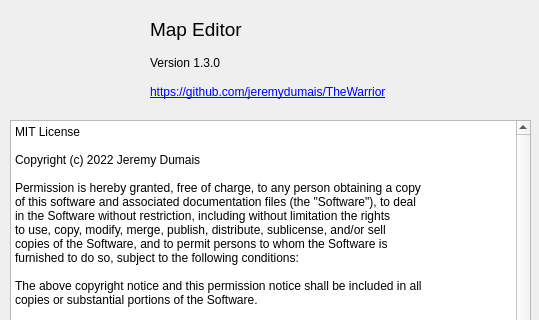
Before: the Qt Designer form mapEditor/src/aboutBoxForm.ui in jeremydumais/TheWarrior, drawn with Qt 5; both pictures show x 0 to 539 and y 0 to 320 of the 539 by 509 pixel window.
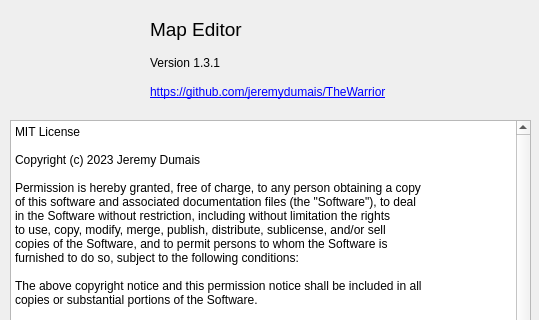
After: the same form once the commit is applied. Icons and pictures are not drawn.

Commit message: Updated the CHANGELOG, the README and the version number of the map editor.

Patch:
```diff
--- a/mapEditor/src/aboutBoxForm.ui
+++ b/mapEditor/src/aboutBoxForm.ui
@@ -61,7 +61,7 @@
     </rect>
    </property>
    <property name="text">
-    <string>Version 1.3.0</string>
+    <string>Version 1.3.1</string>
    </property>
   </widget>
   <widget class="QLabel" name="label_3">
@@ -103,7 +103,7 @@
    <property name="plainText">
     <string>MIT License
 
-Copyright (c) 2022 Jeremy Dumais
+Copyright (c) 2023 Jeremy Dumais
 
 Permission is hereby granted, free of charge, to any person obtaining a copy
 of this software and associated documentation files (the &quot;Software&quot;), to deal
```
The commit also changes 2 other files.
